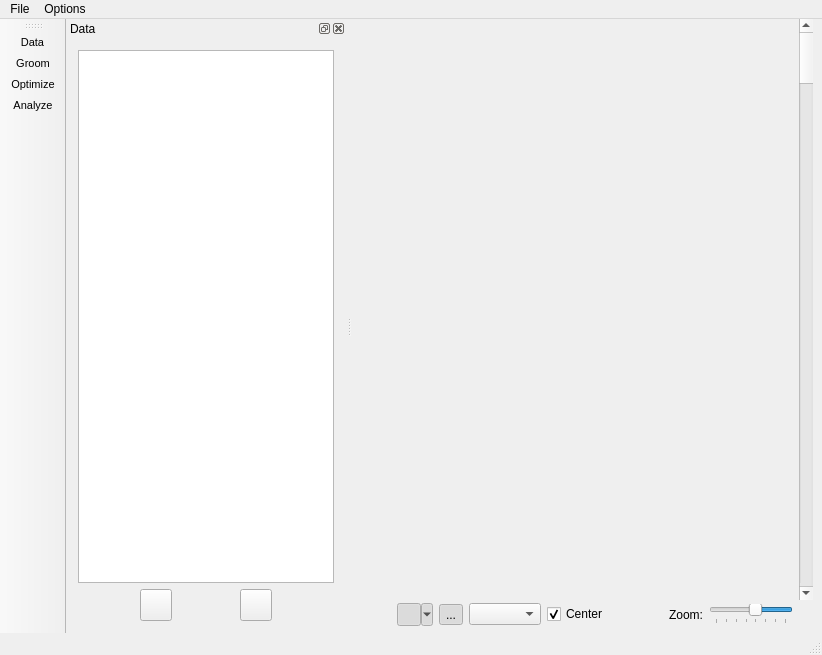
This is Studio/src/Application/Visualization/ShapeWorksStudioApp.ui in SCIInstitute/ShapeWorks as Qt 5 draws it before an edit. The edited form follows.
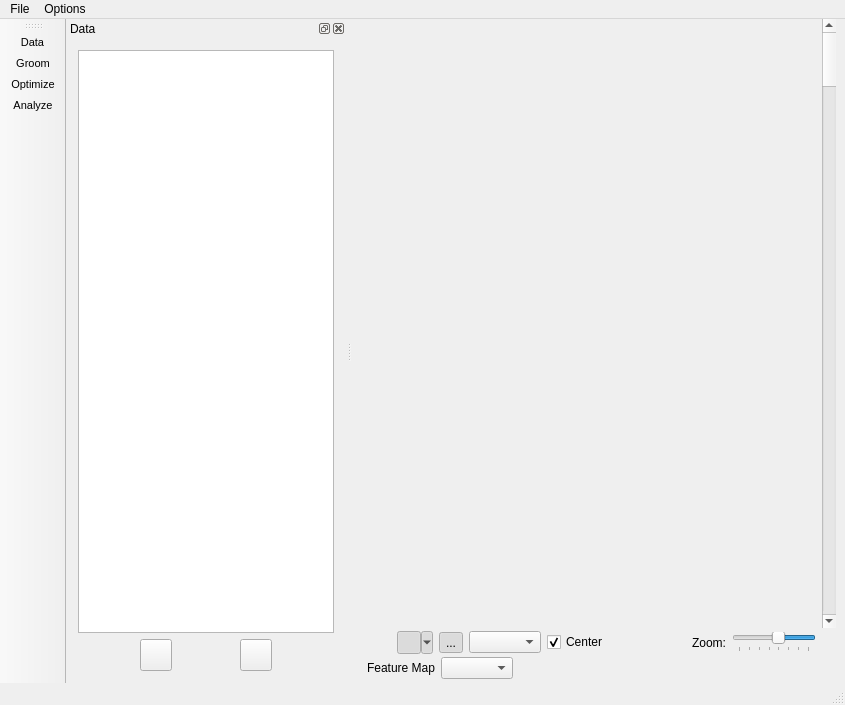
This is the edited form. Icons and pictures are not drawn. Custom widgets are drawn as their Qt base class.

Commit message: Adding UI side feature map stuff.

Patch:
```diff
--- a/Studio/src/Application/Visualization/ShapeWorksStudioApp.ui
+++ b/Studio/src/Application/Visualization/ShapeWorksStudioApp.ui
@@ -6,8 +6,8 @@
    <rect>
     <x>0</x>
     <y>0</y>
-    <width>822</width>
-    <height>655</height>
+    <width>845</width>
+    <height>705</height>
    </rect>
   </property>
   <property name="windowTitle">
@@ -47,16 +47,22 @@
       </property>
      </widget>
     </item>
-    <item row="0" column="1">
-     <widget class="QScrollBar" name="vertical_scroll_bar">
-      <property name="orientation">
-       <enum>Qt::Vertical</enum>
-      </property>
-     </widget>
-    </item>
-    <item row="1" column="0">
-     <layout class="QHBoxLayout" name="horizontalLayout" stretch="0">
-      <item>
+    <item row="2" column="0">
+     <widget class="QWidget" name="widget" native="true">
+      <layout class="QGridLayout" name="gridLayout_2">
+       <property name="leftMargin">
+        <number>0</number>
+       </property>
+       <property name="topMargin">
+        <number>0</number>
+       </property>
+       <property name="rightMargin">
+        <number>0</number>
+       </property>
+       <property name="bottomMargin">
+        <number>0</number>
+       </property>
+       <item row="0" column="0">
        <widget class="QWidget" name="control_widget" native="true">
         <property name="sizePolicy">
          <sizepolicy hsizetype="Minimum" vsizetype="MinimumExpanding">
@@ -220,6 +226,62 @@
        </widget>
       </item>
      </layout>
+     </widget>
+    </item>
+    <item row="0" column="1">
+     <widget class="QScrollBar" name="vertical_scroll_bar">
+      <property name="orientation">
+       <enum>Qt::Vertical</enum>
+      </property>
+     </widget>
+    </item>
+    <item row="3" column="0">
+     <layout class="QHBoxLayout" name="horizontalLayout"/>
+    </item>
+    <item row="4" column="0">
+     <widget class="QWidget" name="widget_2" native="true">
+      <layout class="QGridLayout" name="gridLayout_3">
+       <property name="leftMargin">
+        <number>6</number>
+       </property>
+       <property name="topMargin">
+        <number>0</number>
+       </property>
+       <property name="rightMargin">
+        <number>6</number>
+       </property>
+       <property name="bottomMargin">
+        <number>0</number>
+       </property>
+       <item row="0" column="0">
+        <widget class="QLabel" name="label_2">
+         <property name="text">
+          <string>Feature Map</string>
+         </property>
+        </widget>
+       </item>
+       <item row="0" column="1">
+        <widget class="QComboBox" name="features">
+         <property name="sizeAdjustPolicy">
+          <enum>QComboBox::AdjustToContents</enum>
+         </property>
+        </widget>
+       </item>
+       <item row="0" column="2">
+        <spacer name="horizontalSpacer_2">
+         <property name="orientation">
+          <enum>Qt::Horizontal</enum>
+         </property>
+         <property name="sizeHint" stdset="0">
+          <size>
+           <width>40</width>
+           <height>20</height>
+          </size>
+         </property>
+        </spacer>
+       </item>
+      </layout>
+     </widget>
     </item>
    </layout>
   </widget>
@@ -228,7 +290,7 @@
     <rect>
      <x>0</x>
      <y>0</y>
-     <width>822</width>
+     <width>845</width>
      <height>22</height>
     </rect>
    </property>
```
Lines whose indentation alone changed are shown as unchanged. The commit also changes 3 other files.
